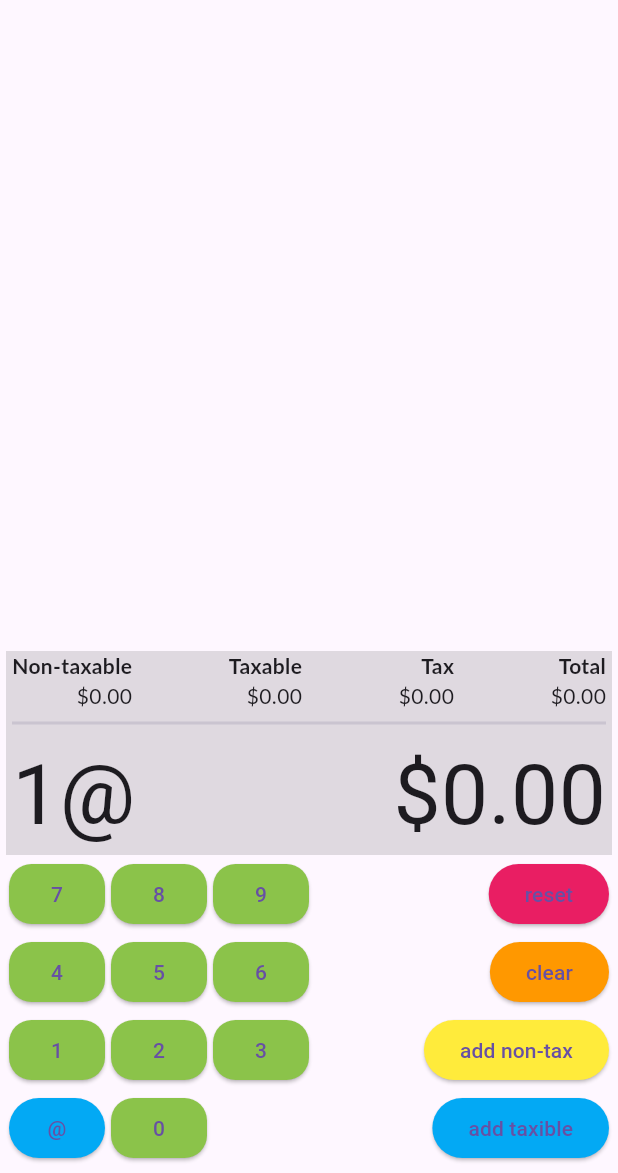
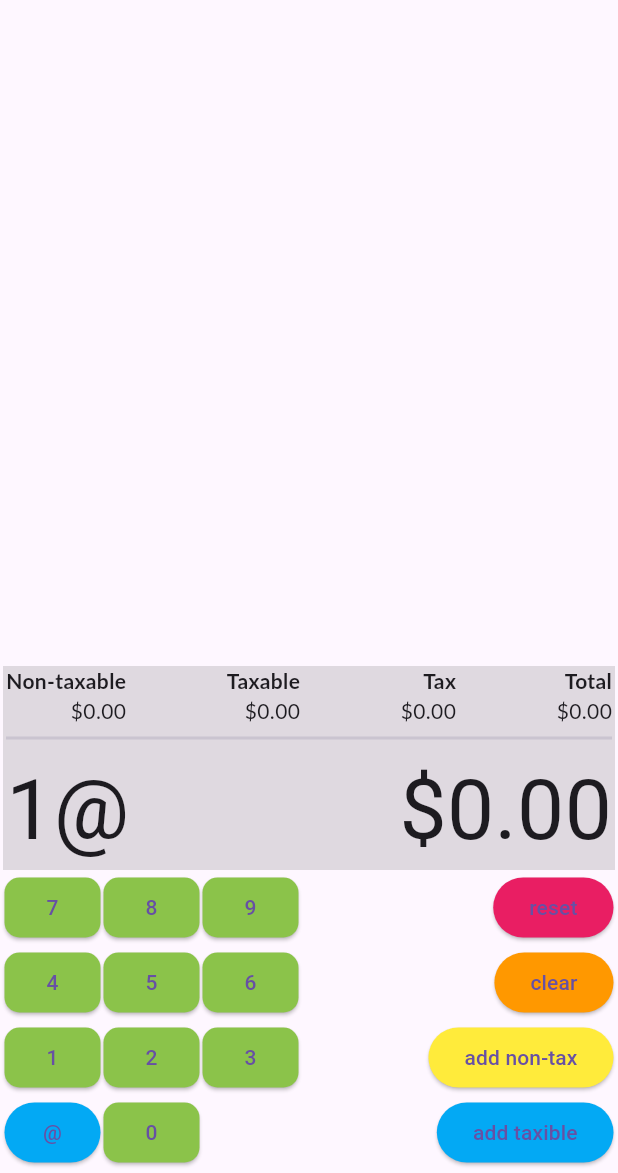
Before and after one commit to tonytmtsh/cashregister, a Flutter app: the screen it shows after launch, on a phone screen of 412 x 824 dp, the part 63-1236 px from its top. Run offline on Flutter 3.47's test engine with Material 3 defaults, Android fonts, the light colour scheme and no system bars; Roboto replaces fonts that are missing (Lato).

Commit message:
version update and screen adjustments

```diff
--- a/lib/components/command_button.dart
+++ b/lib/components/command_button.dart
@@ -11,10 +11,10 @@ class CommandButton extends StatelessWidget {
     final myModel = Provider.of<CashRegisterType>(context, listen: false);
 
     return Padding(
-      padding: const EdgeInsets.all(2.0),
+      padding: const EdgeInsets.all(1.0),
       child: ElevatedButton(
         style: ElevatedButton.styleFrom(
-            primary: command == RegisterCommands.reset
+            backgroundColor: command == RegisterCommands.reset
                 ? Colors.pink
                 : command == RegisterCommands.clear
                     ? Colors.orange
--- a/lib/components/number_button.dart
+++ b/lib/components/number_button.dart
@@ -10,12 +10,12 @@ class NumberButton extends StatelessWidget {
   @override
   Widget build(BuildContext context) {
     return Padding(
-      padding: const EdgeInsets.all(2.0),
+      padding: const EdgeInsets.all(1.0),
       child: ElevatedButton(
         style: ElevatedButton.styleFrom(
-          primary: Colors.lightGreen,
+          backgroundColor: Colors.lightGreen,
           shape:
-              RoundedRectangleBorder(borderRadius: BorderRadius.circular(15.0)),
+              RoundedRectangleBorder(borderRadius: BorderRadius.circular(10.0)),
         ),
         child: Text(keyValue.toString()),
         onPressed: () {
--- a/lib/components/register_keypad.dart
+++ b/lib/components/register_keypad.dart
@@ -10,15 +10,15 @@ class RegisterKeypad extends StatelessWidget {
 
   @override
   Widget build(BuildContext context) {
-    return Row(
+    return const Row(
       children: <Widget>[
         Expanded(
-            flex: 2,
+            flex: 4,
             child: Column(
               children: <Widget>[
                 Row(
                   mainAxisAlignment: MainAxisAlignment.start,
-                  children: const <Widget>[
+                  children: <Widget>[
                     NumberButton(keyValue: 7),
                     NumberButton(keyValue: 8),
                     NumberButton(keyValue: 9),
@@ -26,7 +26,7 @@ class RegisterKeypad extends StatelessWidget {
                 ),
                 Row(
                   mainAxisAlignment: MainAxisAlignment.start,
-                  children: const <Widget>[
+                  children: <Widget>[
                     NumberButton(keyValue: 4),
                     NumberButton(keyValue: 5),
                     NumberButton(keyValue: 6),
@@ -34,7 +34,7 @@ class RegisterKeypad extends StatelessWidget {
                 ),
                 Row(
                   mainAxisAlignment: MainAxisAlignment.start,
-                  children: const <Widget>[
+                  children: <Widget>[
                     NumberButton(keyValue: 1),
                     NumberButton(keyValue: 2),
                     NumberButton(keyValue: 3),
@@ -42,7 +42,7 @@ class RegisterKeypad extends StatelessWidget {
                 ),
                 Row(
                   mainAxisAlignment: MainAxisAlignment.start,
-                  children: const <Widget>[
+                  children: <Widget>[
                     CommandButton(command: RegisterCommands.quantity),
                     NumberButton(keyValue: 0),
                   ],
@@ -50,10 +50,10 @@ class RegisterKeypad extends StatelessWidget {
               ],
             )),
         Expanded(
-          flex: 2,
+          flex: 3,
           child: Column(
             crossAxisAlignment: CrossAxisAlignment.end,
-            children: const <Widget>[
+            children: <Widget>[
               CommandButton(command: RegisterCommands.reset),
               CommandButton(command: RegisterCommands.clear),
               CommandButton(command: RegisterCommands.addNonTaxible),
--- a/lib/components/register_screen.dart
+++ b/lib/components/register_screen.dart
@@ -14,7 +14,7 @@ class RegisterScreen extends StatelessWidget {
       builder: (_, myModel, __) {
         return Container(
           color: myModel.error ? Colors.red : Colors.black12,
-          padding: const EdgeInsets.only(left: 4.0, right: 4.0),
+          padding: const EdgeInsets.only(left: 2.0, right: 2.0),
           child: Column(
             children: <Widget>[
               Row(
--- a/lib/main.dart
+++ b/lib/main.dart
@@ -19,17 +19,17 @@ class MyApp extends StatelessWidget {
         title: 'Cash Register',
         home: Scaffold(
           appBar: AppBar(
-              title: Row(
+              title: const Row(
             mainAxisAlignment: MainAxisAlignment.spaceBetween,
-            children: const <Widget>[
+            children: <Widget>[
               Text('Cash Register'),
               Icon(Icons.monetization_on),
             ],
           )),
-          body: Padding(
-            padding: const EdgeInsets.all(4.0),
+          body: const Padding(
+            padding: EdgeInsets.all(2.0),
             child: Column(
-              children: const <Widget>[
+              children: <Widget>[
                 RegisterTape(),
                 RegisterScreen(),
                 RegisterKeypad(),
```
Also changed, not shown: pubspec.lock, 6 other files.
